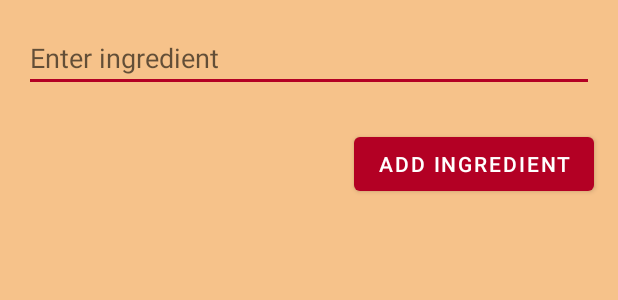
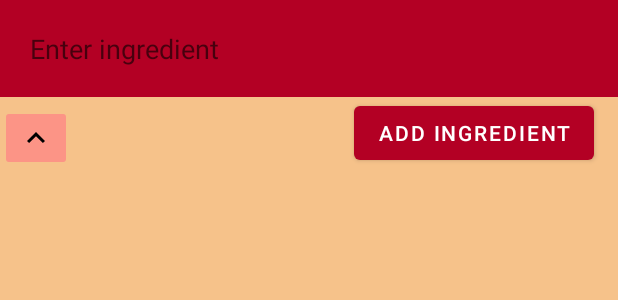
Before and after one commit to anf38/CapstoneRecipes, an Android app: the layout activity_ingredientssearch.xml on its own in the app's theme, with its tools: preview values and no code run, on a phone screen of 412 x 824 dp. Shown: the top 300 px of the screen. Run offline under Robolectric (Android 15) with nearby library versions, the light colour scheme and no system bars.

Commit message:
completed ingredients search feature

```diff
--- a/app/src/main/AndroidManifest.xml
+++ b/app/src/main/AndroidManifest.xml
@@ -41,8 +41,7 @@
             android:exported="false" />
         <activity
             android:name=".IngredientsSearch"
-            android:exported="false"
-            android:theme="@style/Theme.PantryPal2"/>
+            android:exported="false"/>
         <activity
             android:name=".ViewRecipe"
             android:exported="false" />
--- a/app/src/main/java/com/example/pantrypal/Search.java
+++ b/app/src/main/java/com/example/pantrypal/Search.java
@@ -36,7 +36,7 @@ public class Search extends AppCompatActivity {
         fStore = FirebaseFirestore.getInstance();
 
         listView = findViewById(R.id.listView);
-        arrayAdapter = new ArrayAdapter<>(this, android.R.layout.simple_list_item_1, recipeNames);
+        arrayAdapter = new ArrayAdapter<>(this, R.layout.list_item_recipe, R.id.textViewRecipeName, recipeNames);
         listView.setAdapter(arrayAdapter);
 
         fetchRecipesFromFirestore();
--- /dev/null
+++ b/app/src/main/res/drawable/delete.xml
@@ -0,0 +1,5 @@
+<vector android:height="24dp" android:tint="#000000"
+    android:viewportHeight="24" android:viewportWidth="24"
+    android:width="24dp" xmlns:android="http://schemas.android.com/apk/res/android">
+    <path android:fillColor="#000000" android:pathData="M6,19c0,1.1 0.9,2 2,2h8c1.1,0 2,-0.9 2,-2V7H6v12zM19,4h-3.5l-1,-1h-5l-1,1H5v2h14V4z"/>
+</vector>
--- /dev/null
+++ b/app/src/main/res/drawable/expand_less.xml
@@ -0,0 +1,5 @@
+<vector android:height="24dp" android:tint="#000000"
+    android:viewportHeight="24" android:viewportWidth="24"
+    android:width="24dp" xmlns:android="http://schemas.android.com/apk/res/android">
+    <path android:fillColor="@android:color/white" android:pathData="M12,8l-6,6 1.41,1.41L12,10.83l4.59,4.58L18,14z"/>
+</vector>
--- /dev/null
+++ b/app/src/main/res/drawable/expand_more.xml
@@ -0,0 +1,5 @@
+<vector android:height="24dp" android:tint="#000000"
+    android:viewportHeight="24" android:viewportWidth="24"
+    android:width="24dp" xmlns:android="http://schemas.android.com/apk/res/android">
+    <path android:fillColor="@android:color/white" android:pathData="M16.59,8.59L12,13.17 7.41,8.59 6,10l6,6 6,-6z"/>
+</vector>
--- a/app/src/main/res/layout/activity_ingredientssearch.xml
+++ b/app/src/main/res/layout/activity_ingredientssearch.xml
@@ -3,15 +3,24 @@
     xmlns:tools="http://schemas.android.com/tools"
     android:layout_width="match_parent"
     android:layout_height="match_parent"
-    android:background="@color/yellow"
-    tools:context=".IngredientsSearch">
+    android:background="@color/yellow">
 
     <EditText
         android:id="@+id/etIngredientInput"
         android:layout_width="match_parent"
         android:layout_height="wrap_content"
+        android:background="@color/red"
         android:hint="Enter ingredient"
-        android:layout_margin="16dp"/>
+        android:padding="20dp" />
+
+    <ImageButton
+        android:layout_marginTop="5dp"
+        android:id="@+id/expandButton"
+        android:layout_width="wrap_content"
+        android:layout_height="wrap_content"
+        android:layout_below="@id/etIngredientInput"
+        android:backgroundTint="@color/pale_red"
+        android:src="@drawable/expand_less" />
 
     <Button
         android:id="@+id/btnAddIngredient"
@@ -19,32 +28,32 @@
         android:layout_height="wrap_content"
         android:layout_below="@id/etIngredientInput"
         android:layout_alignParentEnd="true"
+        android:layout_marginEnd="16dp"
         android:text="Add Ingredient"
-        android:layout_marginEnd="16dp"
-        android:layout_marginTop="8dp"/>
+        android:textColor="@color/white" />
 
     <ListView
-        android:id="@+id/listView"
+        android:id="@+id/ingredientsListView"
         android:layout_width="match_parent"
         android:layout_height="wrap_content"
-        android:visibility="visible"
+        android:layout_below="@id/btnAddIngredient"
+        android:layout_marginHorizontal="5dp"
+        android:layout_marginTop="8dp"
+        android:divider="@color/yellow"
+        android:dividerHeight="8dp"
+        android:textColor="@color/black"
+        android:visibility="visible"/>
+
+    <ListView
+        android:id="@+id/resultsListView"
+        android:layout_width="match_parent"
+        android:layout_height="wrap_content"
+        android:layout_below="@id/ingredientsListView"
+        android:layout_marginHorizontal="5dp"
+        android:layout_marginTop="16dp"
         android:background="@color/pale_yellow"
-        android:layout_marginHorizontal="5dp"
-        android:layout_below="@id/btnAddIngredient"
-        android:layout_marginTop="16dp"
-        android:textColor="@color/black"
+        android:divider="@color/yellow"
         android:dividerHeight="8dp"
-        android:divider="@color/yellow"
-        />
-
-    <TextView
-        android:id="@+id/tv_emptyTextView"
-        android:layout_width="wrap_content"
-        android:layout_height="wrap_content"
-        android:layout_centerInParent="true"
-        android:text="No Results"
-        android:textSize="20sp"
-        android:visibility="gone"
-        android:background="@color/white"/>
+        android:textColor="@color/black" />
 
 </RelativeLayout>
```
Also changed, not shown: app/src/main/java/com/example/pantrypal/IngredientsSearch.java (+73 -35 lines), app/src/main/res/layout/ingredient_list_row.xml (added, +26 -0 lines), app/src/main/res/layout/list_item_recipe.xml (+17 -16 lines).
